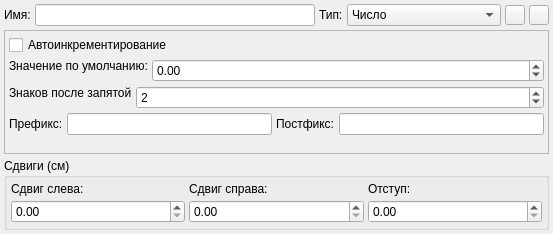
Old version of the form src/main/columneditdialog.ui in the repository Gris87/ProtocolCreator.
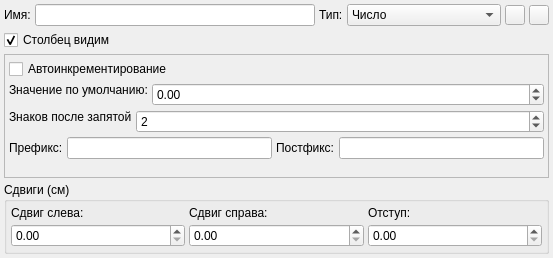
New version of the form. Icons and pictures are not drawn.

```diff
--- a/src/main/columneditdialog.ui
+++ b/src/main/columneditdialog.ui
@@ -7,7 +7,7 @@
     <x>0</x>
     <y>0</y>
     <width>553</width>
-    <height>228</height>
+    <height>249</height>
    </rect>
   </property>
   <property name="windowTitle">
@@ -137,6 +137,16 @@
      </item>
     </layout>
    </item>
+   <item>
+    <widget class="QCheckBox" name="visibleCheckBox">
+     <property name="text">
+      <string>Столбец видим</string>
+     </property>
+     <property name="checked">
+      <bool>true</bool>
+     </property>
+    </widget>
+   </item>
    <item>
     <widget class="QStackedWidget" name="typeStackedWidget">
      <property name="frameShape">
```
